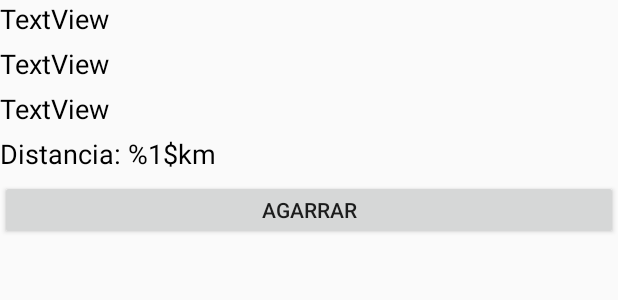
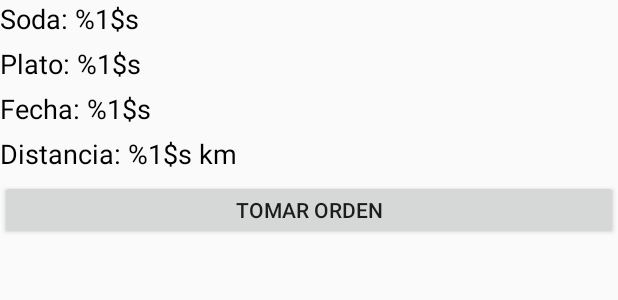
Before and after one commit to merojosa/Campus-UCR, an Android app: the layout item_pending_order.xml on its own in the app's theme, with its tools: preview values and no code run, on a phone screen of 412 x 824 dp. Shown: the top 300 px of the screen. Run offline under Robolectric (Android 15) with nearby library versions, the phone set to English and light mode, and no system bars.

Commit message:
Added more descriptive message in the order item

```diff
--- a/app/src/main/res/layout/item_pending_order.xml
+++ b/app/src/main/res/layout/item_pending_order.xml
@@ -12,7 +12,7 @@
             android:id="@+id/assign_soda"
             android:layout_width="match_parent"
             android:layout_height="30dp"
-            android:text="TextView"
+            android:text="@string/restaurant_name"
             android:textColor="#000000"
             android:textSize="18sp" />
 
@@ -20,7 +20,7 @@
             android:id="@+id/assign_meal"
             android:layout_width="match_parent"
             android:layout_height="30dp"
-            android:text="TextView"
+            android:text="@string/meal_name"
             android:textColor="#000000"
             android:textSize="18sp" />
 
@@ -28,7 +28,7 @@
             android:id="@+id/assign_date"
             android:layout_width="match_parent"
             android:layout_height="30dp"
-            android:text="TextView"
+            android:text="@string/order_date"
             android:textColor="#000000"
             android:textSize="18sp" />
 
@@ -44,7 +44,7 @@
             android:id="@+id/assign_order"
             android:layout_width="match_parent"
             android:layout_height="40dp"
-            android:text="agarrar" />
+            android:text="@string/take_order" />
     </LinearLayout>
 
 </androidx.constraintlayout.widget.ConstraintLayout>
--- a/app/src/main/res/values/strings.xml
+++ b/app/src/main/res/values/strings.xml
@@ -43,7 +43,11 @@
     <string name="meals_left_placeholder">Restantes: %1$d de %2$d</string>
     <string name="capacity_left_placeholder">Capacidad: %1$d de %2$d</string>
     <string name="servings_placeholder">Porciones: %1$d de %2$d</string>
-    <string name="distance">Distancia: %1$km</string>
+    <string name="restaurant_name">Soda: %1$s</string>
+    <string name="meal_name">Plato: %1$s</string>
+    <string name="order_date">Fecha: %1$s</string>
+    <string name="distance">Distancia: %1$s km</string>
     <string name="default_role_text">Elige tu rol predeterminado</string>
     <string name="default_role_menu">Rol predeterminado</string>
+    <string name="take_order">Tomar orden</string>
 </resources>
```
